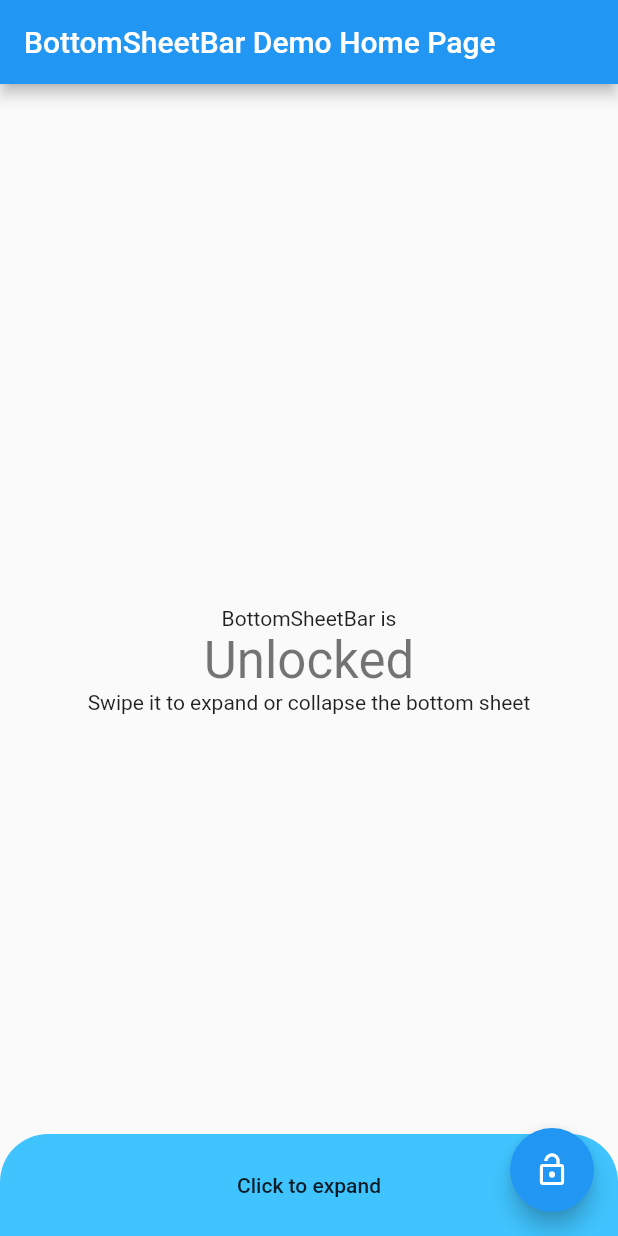
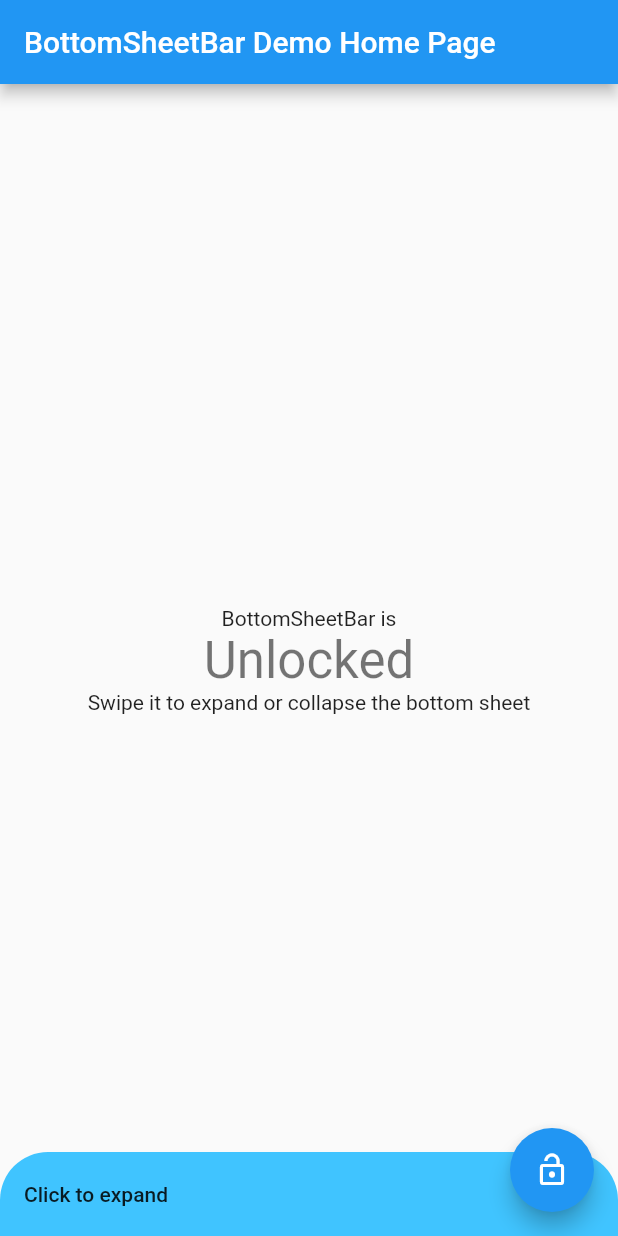
Before and after one commit to mhrst/bottom_sheet_bar, a Flutter app: the screen it shows after launch, on a phone screen of 412 x 824 dp. Run offline on Flutter 3.47's test engine with Material 2 defaults, Android fonts, the phone set to English and light mode, and no system bars; statements that could not run were skipped.

Commit message:
Use a static height for the collapsed widget
- Measures and expands to height of the widget built in expandedBuilder

```diff
--- a/lib/bottom_sheet_bar.dart
+++ b/lib/bottom_sheet_bar.dart
@@ -1,5 +1,6 @@
 import 'package:flutter/gestures.dart';
 import 'package:flutter/material.dart';
+import 'package:flutter/scheduler.dart';
 
 const VELOCITY_MIN = 320.0;
 
@@ -7,6 +8,7 @@ class BottomSheetBar extends StatefulWidget {
   final Widget body;
   final Widget Function(ScrollController) expandedBuilder;
   final Widget collapsed;
+  final double height;
 
   final BottomSheetBarController controller;
 
@@ -26,11 +28,13 @@ class BottomSheetBar extends StatefulWidget {
       this.color = Colors.white,
       this.backdropColor = Colors.transparent,
       this.borderRadius,
+      this.height = kToolbarHeight,
       this.isDismissable = true,
       this.locked = true,
       Key key})
       : assert(body != null),
         assert(expandedBuilder != null),
+        assert(height != null),
         super(key: key);
 
   @override
@@ -66,10 +70,22 @@ class BottomSheetBarController {
   void _listener() => _listeners.forEach((f) => f?.call());
 }
 
+class MeasureSize extends StatefulWidget {
+  final Widget child;
+  final Function(Size) onChange;
+
+  const MeasureSize({
+    Key key,
+    @required this.onChange,
+    @required this.child,
+  }) : super(key: key);
+
+  @override
+  _MeasureSizeState createState() => _MeasureSizeState();
+}
+
 class _BottomSheetBarState extends State<BottomSheetBar>
     with SingleTickerProviderStateMixin {
-  final _keyCollapsed = GlobalKey();
-  final _keyExpanded = GlobalKey();
   final _scrollController = ScrollController();
   final _velocityTracker = VelocityTracker(PointerDeviceKind.touch);
 
@@ -77,10 +93,9 @@ class _BottomSheetBarState extends State<BottomSheetBar>
   BottomSheetBarController _controller;
   bool _isScrollable = false;
 
-  double _expandedHeight = 0;
-  double _collapsedHeight = 0;
+  var _expandedSize = Size.zero;
 
-  double get _heightDiff => _expandedHeight - _collapsedHeight;
+  double get _heightDiff => _expandedSize.height - widget.height;
 
   @override
   Widget build(BuildContext context) => Stack(
@@ -141,48 +156,23 @@ class _BottomSheetBarState extends State<BottomSheetBar>
             child: AnimatedBuilder(
               animation: _animationController,
               builder: (context, child) => Material(
-                color: _expandedHeight == 0 && _collapsedHeight == 0
-                    ? Colors.transparent
-                    : widget.color,
+                color: widget.color,
                 borderRadius: widget.borderRadius,
                 elevation: 0,
                 child: SafeArea(
                   child: Ink(
-                    height: _expandedHeight == 0 && _collapsedHeight == 0
-                        ? double.infinity
-                        : _animationController.value * _heightDiff +
-                            _collapsedHeight,
+                    width: _expandedSize.width,
+                    height: _animationController.value * _heightDiff +
+                        widget.height,
                     child: Stack(
                       children: [
                         if (widget.collapsed != null)
-                          Align(
-                            alignment: Alignment.bottomCenter,
-                            child: FadeTransition(
-                              opacity: Tween(begin: 1.0, end: 0.0)
-                                  .animate(_animationController),
-                              child: IgnorePointer(
-                                ignoring: !_controller.isCollapsed,
-                                child: Container(
-                                  key: _keyCollapsed,
-                                  child: widget.collapsed,
-                                ),
-                              ),
-                            ),
-                          ),
-                        if (widget.expandedBuilder != null)
-                          Align(
-                            alignment: Alignment.bottomCenter,
-                            child: FadeTransition(
-                              opacity: Tween(begin: 0.0, end: 1.0)
-                                  .animate(_animationController),
-                              child: IgnorePointer(
-                                ignoring: _controller.isCollapsed,
-                                child: Container(
-                                  key: _keyExpanded,
-                                  child:
-                                      widget.expandedBuilder(_scrollController),
-                                ),
-                              ),
+                          FadeTransition(
+                            opacity: Tween(begin: 1.0, end: 0.0)
+                                .animate(_animationController),
+                            child: IgnorePointer(
+                              ignoring: !_controller.isCollapsed,
+                              child: widget.collapsed,
                             ),
                           ),
                       ],
@@ -192,6 +182,19 @@ class _BottomSheetBarState extends State<BottomSheetBar>
               ),
             ),
           ),
+
+          if (widget.expandedBuilder != null)
+            FadeTransition(
+              opacity:
+                  Tween(begin: -13.0, end: 1.0).animate(_animationController),
+              child: IgnorePointer(
+                ignoring: _controller.isCollapsed,
+                child: MeasureSize(
+                  onChange: (size) => setState(() => _expandedSize = size),
+                  child: widget.expandedBuilder(_scrollController),
+                ),
+              ),
+            ),
         ],
       );
 
@@ -202,23 +205,12 @@ class _BottomSheetBarState extends State<BottomSheetBar>
   }
 
   @override
-  void didUpdateWidget(BottomSheetBar oldWidget) {
-    _expandedHeight = 0;
-    _collapsedHeight = 0;
-    WidgetsBinding.instance.addPostFrameCallback(_setHeights);
-
-    super.didUpdateWidget(oldWidget);
-  }
-
-  @override
   void initState() {
-    WidgetsBinding.instance.addPostFrameCallback(_setHeights);
     super.initState();
 
     _animationController = AnimationController(
       vsync: this,
       duration: Duration(milliseconds: 250),
-      value: 0.0,
     );
 
     _scrollController.addListener(() {
@@ -256,16 +248,29 @@ class _BottomSheetBarState extends State<BottomSheetBar>
       setState(() => _isScrollable = dy < 0);
     }
   }
+}
 
-  void _setHeights([dynamic _]) {
-    final RenderBox collapsedBox =
-        _keyCollapsed.currentContext?.findRenderObject();
-    if (collapsedBox == null) return;
-    setState(() => _collapsedHeight = collapsedBox.size.height);
+class _MeasureSizeState extends State<MeasureSize> {
+  var widgetKey = GlobalKey();
 
-    final RenderBox expandedBox =
-        _keyExpanded.currentContext?.findRenderObject();
-    if (expandedBox == null) return;
-    setState(() => _expandedHeight = expandedBox.size.height);
+  var oldSize;
+  @override
+  Widget build(BuildContext context) {
+    SchedulerBinding.instance.addPostFrameCallback(postFrameCallback);
+    return Container(
+      key: widgetKey,
+      child: widget.child,
+    );
+  }
+
+  void postFrameCallback(_) {
+    var context = widgetKey.currentContext;
+    if (context == null) return;
+
+    var newSize = context.size;
+    if (oldSize == newSize) return;
+
+    oldSize = newSize;
+    widget.onChange(newSize);
   }
 }
```
